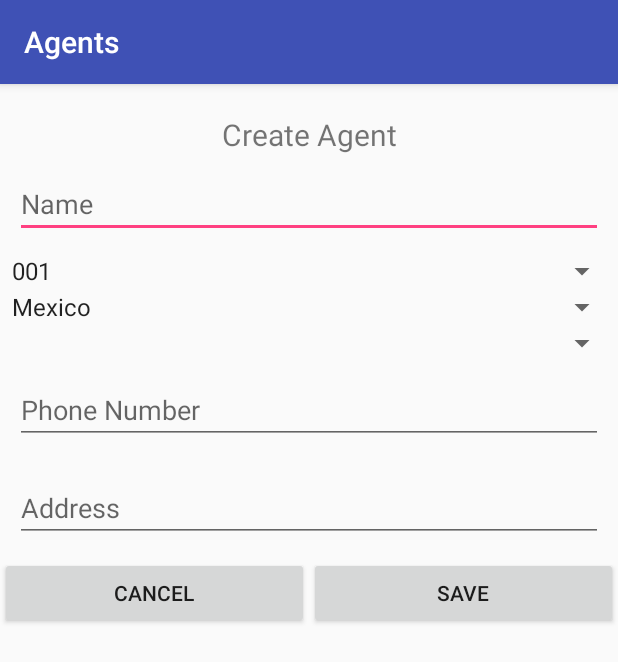
After one commit to alfredofernandes/android-Agents, an Android app: the CreateAgentActivity screen opened directly, with no data from a screen before it, on a phone screen of 412 x 824 dp. The commit adds this screen. Shown: the top 662 px of the screen. Run offline under Robolectric (Android 15) with nearby library versions, the phone set to English and light mode, and no system bars.

Commit message:
- CreateAgentActivity

```diff
--- a/Agents/app/src/main/AndroidManifest.xml
+++ b/Agents/app/src/main/AndroidManifest.xml
@@ -10,7 +10,8 @@
         android:supportsRtl="true"
         android:theme="@style/AppTheme">
         <activity android:name=".activities.MenuActivity">
-        <!--<activity android:name=".MainActivity">-->
+
+            <!-- <activity android:name=".MainActivity"> -->
             <intent-filter>
                 <action android:name="android.intent.action.MAIN" />
 
@@ -18,10 +19,11 @@
             </intent-filter>
         </activity>
         <activity android:name=".activities.LoginActivity" />
-        <!--<activity android:name=".activities.MenuActivity" />-->
+        <!-- <activity android:name=".activities.MenuActivity" /> -->
         <activity android:name=".activities.AgentListActivity" />
         <activity android:name=".activities.AgentDetailActivity" />
-        <activity android:name=".activities.AgentHistoryActivity"></activity>
+        <activity android:name=".activities.AgentHistoryActivity" />
+        <activity android:name=".activities.CreateAgentActivity"></activity>
     </application>
 
 </manifest>
--- /dev/null
+++ b/Agents/app/src/main/java/com/example/alfredorfernandes/agents/activities/CreateAgentActivity.java
@@ -0,0 +1,44 @@
+package com.example.alfredorfernandes.agents.activities;
+
+import android.support.v7.app.AppCompatActivity;
+import android.os.Bundle;
+import android.widget.ArrayAdapter;
+import android.widget.Button;
+import android.widget.EditText;
+import android.widget.Spinner;
+
+import com.example.alfredorfernandes.agents.R;
+
+public class CreateAgentActivity extends AppCompatActivity {
+
+    private ArrayAdapter<CharSequence> adapter;
+
+    @Override
+    protected void onCreate(Bundle savedInstanceState) {
+        super.onCreate(savedInstanceState);
+        setContentView(R.layout.activity_create_agent);
+
+        EditText name = (EditText) findViewById(R.id.create_agent_name);
+        Spinner level = (Spinner) findViewById(R.id.create_agent_level);
+        Spinner agency = (Spinner) findViewById(R.id.create_agent_agency);
+        Spinner country = (Spinner) findViewById(R.id.create_agent_country);
+        EditText phoneNumber = (EditText) findViewById(R.id.create_agent_phone_number);
+        EditText address = (EditText) findViewById(R.id.create_agent_address);
+        Button cancel = (Button) findViewById(R.id.create_agent_cancel);
+        Button save = (Button) findViewById(R.id.create_agent_save);
+
+        adapter = ArrayAdapter.createFromResource(this, R.array.spinner_agent_level, android.R.layout.simple_spinner_item);
+        adapter.setDropDownViewResource(android.R.layout.simple_spinner_dropdown_item);
+        level.setAdapter(adapter);
+
+        // Load agency from database
+        adapter = ArrayAdapter.createFromResource(this, R.array.spinner_agent_country, android.R.layout.simple_spinner_item);
+        adapter.setDropDownViewResource(android.R.layout.simple_spinner_dropdown_item);
+        agency.setAdapter(adapter);
+
+        adapter = ArrayAdapter.createFromResource(this, R.array.spinner_agent_country, android.R.layout.simple_spinner_item);
+        adapter.setDropDownViewResource(android.R.layout.simple_spinner_dropdown_item);
+        agency.setAdapter(adapter);
+
+    }
+}
--- /dev/null
+++ b/Agents/app/src/main/res/layout/activity_create_agent.xml
@@ -0,0 +1,76 @@
+<ScrollView xmlns:android="http://schemas.android.com/apk/res/android"
+    android:layout_width="match_parent"
+    android:layout_height="match_parent">
+
+    <LinearLayout
+        android:layout_width="match_parent"
+        android:layout_height="match_parent"
+        android:orientation="vertical">
+
+        <TextView
+            android:layout_width="match_parent"
+            android:layout_height="wrap_content"
+            android:text="Create Agent"
+            android:textAlignment="center"
+            android:layout_marginTop="20dp"
+            android:textSize="20dp"/>
+
+        <EditText
+            android:id="@+id/create_agent_name"
+            android:layout_width="match_parent"
+            android:layout_height="wrap_content"
+            android:layout_margin="10dp"
+            android:hint="Name"/>
+
+        <Spinner
+            android:id="@+id/create_agent_level"
+            android:layout_width="fill_parent"
+            android:layout_height="wrap_content"/>
+
+        <Spinner
+            android:id="@+id/create_agent_agency"
+            android:layout_width="fill_parent"
+            android:layout_height="wrap_content"/>
+
+        <Spinner
+            android:id="@+id/create_agent_country"
+            android:layout_width="fill_parent"
+            android:layout_height="wrap_content"/>
+
+        <EditText
+            android:id="@+id/create_agent_phone_number"
+            android:layout_width="match_parent"
+            android:layout_height="wrap_content"
+            android:layout_margin="10dp"
+            android:hint="Phone Number"/>
+
+        <EditText
+            android:id="@+id/create_agent_address"
+            android:layout_width="match_parent"
+            android:layout_height="wrap_content"
+            android:layout_margin="10dp"
+            android:hint="Address"/>
+
+        <LinearLayout
+            android:layout_width="match_parent"
+            android:layout_height="wrap_content"
+            android:orientation="horizontal">
+
+            <Button
+                android:id="@+id/create_agent_cancel"
+                android:layout_width="0dp"
+                android:layout_height="wrap_content"
+                android:text="Cancel"
+                android:layout_weight="1"/>
+
+            <Button
+                android:id="@+id/create_agent_save"
+                android:layout_width="0dp"
+                android:layout_height="wrap_content"
+                android:text="Save"
+                android:layout_weight="1"/>
+
+        </LinearLayout>
+
+    </LinearLayout>
+</ScrollView>
--- a/Agents/app/src/main/res/values/strings.xml
+++ b/Agents/app/src/main/res/values/strings.xml
@@ -12,4 +12,21 @@
     <string name="add_agent_button">Add Agent</string>
     <string name="logout_button">Log Out</string>
 
+    <!--CreateAgentActivity-->
+    <string-array name="spinner_agent_level">
+        <item>001</item>
+        <item>002</item>
+        <item>003</item>
+        <item>004</item>
+        <item>005</item>
+    </string-array>
+
+    <string-array name="spinner_agent_country">
+        <item>Mexico</item>
+        <item>Brazil</item>
+        <item>India</item>
+        <item>China</item>
+        <item>Canada</item>
+    </string-array>
+
 </resources>
```
